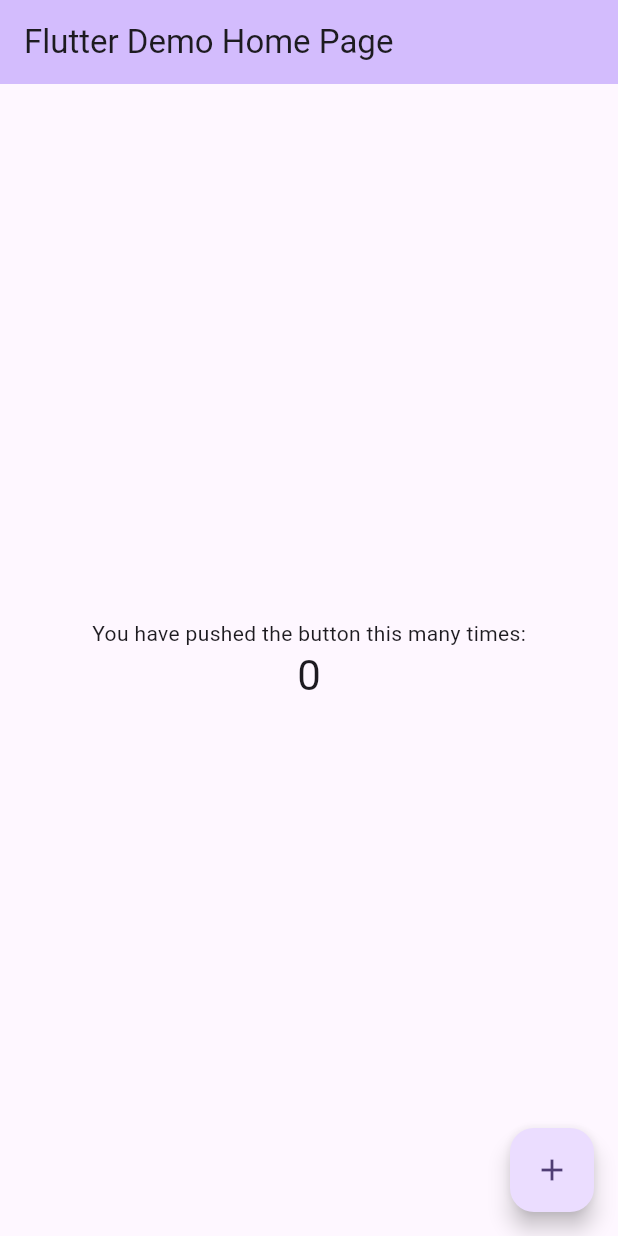
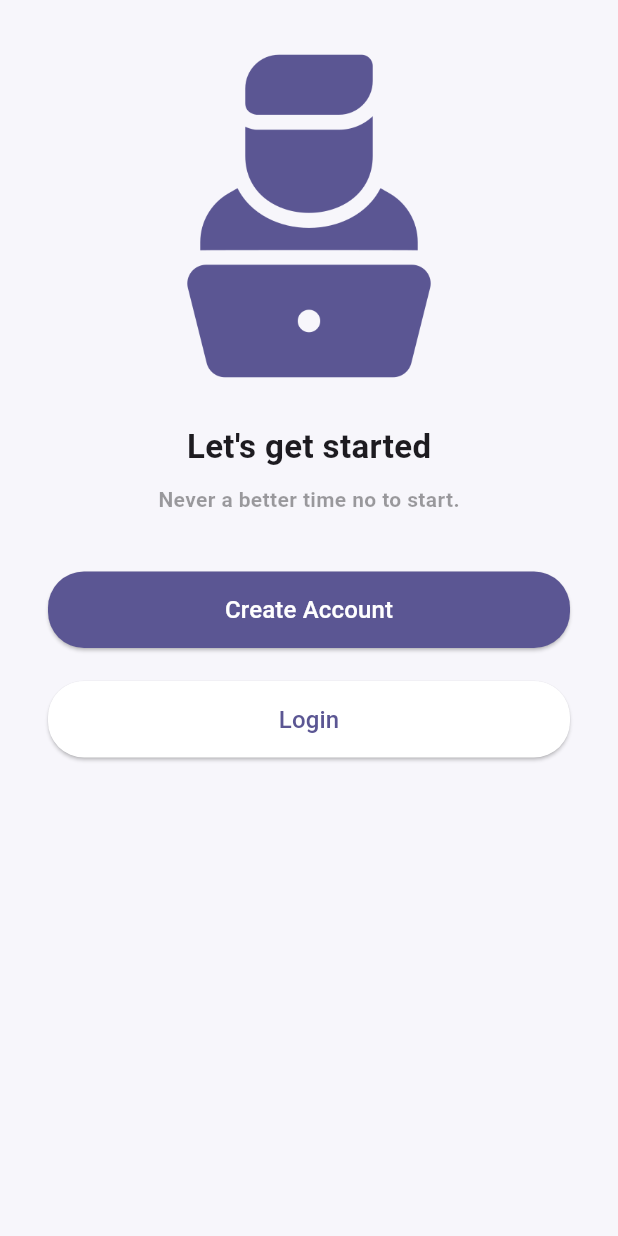
Before and after one commit to kittika62/login_otp_pin, a Flutter app: the screen it shows after launch, on a phone screen of 412 x 824 dp. Run offline on Flutter 3.47's test engine with Material 3 defaults, Android fonts, the light colour scheme and no system bars.

Commit message:
Main_first

```diff
--- a/lib/main.dart
+++ b/lib/main.dart
@@ -1,4 +1,6 @@
 import 'package:flutter/material.dart';
+
+import 'welcome.dart';
 
 void main() {
   runApp(const MyApp());
@@ -7,119 +9,11 @@
 class MyApp extends StatelessWidget {
   const MyApp({super.key});
 
-  // This widget is the root of your application.
   @override
   Widget build(BuildContext context) {
-    return MaterialApp(
-      title: 'Flutter Demo',
-      theme: ThemeData(
-        // This is the theme of your application.
-        //
-        // TRY THIS: Try running your application with "flutter run". You'll see
-        // the application has a purple toolbar. Then, without quitting the app,
-        // try changing the seedColor in the colorScheme below to Colors.green
-        // and then invoke "hot reload" (save your changes or press the "hot
-        // reload" button in a Flutter-supported IDE, or press "r" if you used
-        // the command line to start the app).
-        //
-        // Notice that the counter didn't reset back to zero; the application
-        // state is not lost during the reload. To reset the state, use hot
-        // restart instead.
-        //
-        // This works for code too, not just values: Most code changes can be
-        // tested with just a hot reload.
-        colorScheme: ColorScheme.fromSeed(seedColor: Colors.deepPurple),
-        useMaterial3: true,
-      ),
-      home: const MyHomePage(title: 'Flutter Demo Home Page'),
+    return const MaterialApp(
+      title: 'Flutter OTP Verification',
+      home: Welcome(),
     );
   }
 }
-
-class MyHomePage extends StatefulWidget {
-  const MyHomePage({super.key, required this.title});
-
-  // This widget is the home page of your application. It is stateful, meaning
-  // that it has a State object (defined below) that contains fields that affect
-  // how it looks.
-
-  // This class is the configuration for the state. It holds the values (in this
-  // case the title) provided by the parent (in this case the App widget) and
-  // used by the build method of the State. Fields in a Widget subclass are
-  // always marked "final".
-
-  final String title;
-
-  @override
-  State<MyHomePage> createState() => _MyHomePageState();
-}
-
-class _MyHomePageState extends State<MyHomePage> {
-  int _counter = 0;
-
-  void _incrementCounter() {
-    setState(() {
-      // This call to setState tells the Flutter framework that something has
-      // changed in this State, which causes it to rerun the build method below
-      // so that the display can reflect the updated values. If we changed
-      // _counter without calling setState(), then the build method would not be
-      // called again, and so nothing would appear to happen.
-      _counter++;
-    });
-  }
-
-  @override
-  Widget build(BuildContext context) {
-    // This method is rerun every time setState is called, for instance as done
-    // by the _incrementCounter method above.
-    //
-    // The Flutter framework has been optimized to make rerunning build methods
-    // fast, so that you can just rebuild anything that needs updating rather
-    // than having to individually change instances of widgets.
-    return Scaffold(
-      appBar: AppBar(
-        // TRY THIS: Try changing the color here to a specific color (to
-        // Colors.amber, perhaps?) and trigger a hot reload to see the AppBar
-        // change color while the other colors stay the same.
-        backgroundColor: Theme.of(context).colorScheme.inversePrimary,
-        // Here we take the value from the MyHomePage object that was created by
-        // the App.build method, and use it to set our appbar title.
-        title: Text(widget.title),
-      ),
-      body: Center(
-        // Center is a layout widget. It takes a single child and positions it
-        // in the middle of the parent.
-        child: Column(
-          // Column is also a layout widget. It takes a list of children and
-          // arranges them vertically. By default, it sizes itself to fit its
-          // children horizontally, and tries to be as tall as its parent.
-          //
-          // Column has various properties to control how it sizes itself and
-          // how it positions its children. Here we use mainAxisAlignment to
-          // center the children vertically; the main axis here is the vertical
-          // axis because Columns are vertical (the cross axis would be
-          // horizontal).
-          //
-          // TRY THIS: Invoke "debug painting" (choose the "Toggle Debug Paint"
-          // action in the IDE, or press "p" in the console), to see the
-          // wireframe for each widget.
-          mainAxisAlignment: MainAxisAlignment.center,
-          children: <Widget>[
-            const Text(
-              'You have pushed the button this many times:',
-            ),
-            Text(
-              '$_counter',
-              style: Theme.of(context).textTheme.headlineMedium,
-            ),
-          ],
-        ),
-      ),
-      floatingActionButton: FloatingActionButton(
-        onPressed: _incrementCounter,
-        tooltip: 'Increment',
-        child: const Icon(Icons.add),
-      ), // This trailing comma makes auto-formatting nicer for build methods.
-    );
-  }
-}
--- /dev/null
+++ b/lib/welcome.dart
@@ -0,0 +1,110 @@
+import 'package:flutter/material.dart';
+
+class Welcome extends StatefulWidget {
+  const Welcome({super.key});
+
+  @override
+  State<Welcome> createState() => _WelcomeState();
+}
+
+class _WelcomeState extends State<Welcome> {
+  @override
+  Widget build(BuildContext context) {
+    return Scaffold(
+      resizeToAvoidBottomInset: false,
+      backgroundColor: const Color(0xfff7f6fb),
+      body: SafeArea(
+        child: Padding(
+          padding: const EdgeInsets.symmetric(vertical: 24, horizontal: 32),
+          child: Column(
+            children: [
+              Image.asset(
+                'assets/images/developer.png',
+                width: 240,
+              ),
+              const SizedBox(
+                height: 18,
+              ),
+              const Text(
+                "Let's get started",
+                style: TextStyle(
+                  fontSize: 22,
+                  fontWeight: FontWeight.bold,
+                ),
+              ),
+              const SizedBox(
+                height: 10,
+              ),
+              const Text(
+                'Never a better time no to start.',
+                style: TextStyle(
+                  fontWeight: FontWeight.bold,
+                  fontSize: 14,
+                  color: Colors.black38,
+                ),
+              ),
+              const SizedBox(
+                height: 38,
+              ),
+              SizedBox(
+                width: double.infinity,
+                child: ElevatedButton(
+                  onPressed: () {},
+                  style: ButtonStyle(
+                    foregroundColor:
+                        WidgetStateProperty.all<Color>(Colors.white),
+                    backgroundColor:
+                        WidgetStateProperty.all<Color>(const Color(0xFF5B5693)),
+                    shape: WidgetStateProperty.all<RoundedRectangleBorder>(
+                      RoundedRectangleBorder(
+                        borderRadius: BorderRadius.circular(24),
+                      ),
+                    ),
+                  ),
+                  child: const Padding(
+                    padding: EdgeInsets.all(14),
+                    child: Text(
+                      'Create Account',
+                      style: TextStyle(
+                        fontSize: 16,
+                      ),
+                    ),
+                  ),
+                ),
+              ),
+              const SizedBox(
+                height: 22,
+              ),
+              SizedBox(
+                width: double.infinity,
+                child: ElevatedButton(
+                  onPressed: () {},
+                  style: ButtonStyle(
+                    foregroundColor:
+                        WidgetStateProperty.all<Color>(const Color(0xFF5B5693)),
+                    backgroundColor:
+                        WidgetStateProperty.all<Color>(Colors.white),
+                    shape: WidgetStateProperty.all<RoundedRectangleBorder>(
+                      RoundedRectangleBorder(
+                        borderRadius: BorderRadius.circular(24),
+                      ),
+                    ),
+                  ),
+                  child: const Padding(
+                    padding: EdgeInsets.all(14),
+                    child: Text(
+                      'Login',
+                      style: TextStyle(
+                        fontSize: 16,
+                      ),
+                    ),
+                  ),
+                ),
+              ),
+            ],
+          ),
+        ),
+      ),
+    );
+  }
+}
--- a/pubspec.yaml
+++ b/pubspec.yaml
@@ -59,6 +59,8 @@ flutter:
   uses-material-design: true
 
   # To add assets to your application, add an assets section, like this:
+  assets:
+    - assets/images/
   # assets:
   #   - images/a_dot_burr.jpeg
   #   - images/a_dot_ham.jpeg
```
Also changed, not shown: assets/images/developer.png (added).
